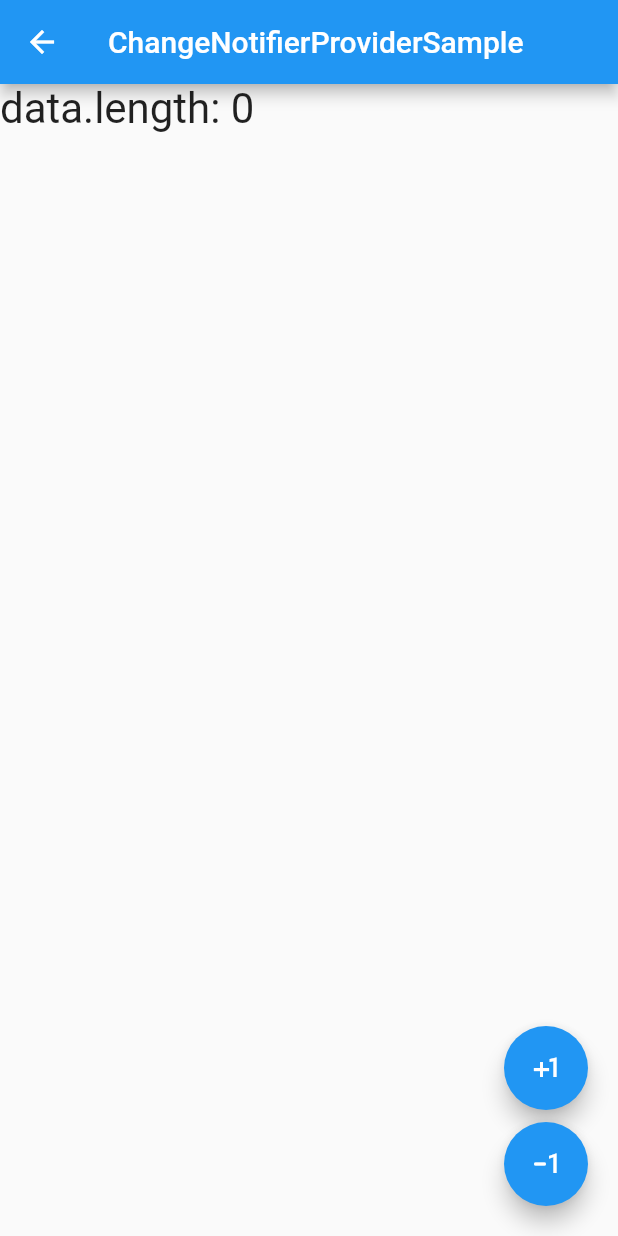
After one commit to ktakayama/RiverpodSample, a Flutter app: the ChangeNotifierProviderSample screen opened directly, after a tap on the "plus one" icon, after a tap on the "exposure minus 1" icon, on a phone screen of 412 x 824 dp. The commit adds this screen. Run offline on Flutter 3.47's test engine with Material 2 defaults, Android fonts, the phone set to English and light mode, and no system bars; our stand-ins replace flutter_riverpod.

Commit message:
add: ChangeNotifierProviderSample

```diff
--- /dev/null
+++ b/lib/change_notifier_provider.dart
@@ -0,0 +1,55 @@
+import 'package:flutter/material.dart';
+import 'package:flutter_riverpod/flutter_riverpod.dart';
+
+final dataListNotifierProvider =
+    ChangeNotifierProvider((_) => DataListNotifier());
+
+class DataListNotifier extends ChangeNotifier {
+  List<String> state = [];
+
+  void add(String text) {
+    state = [...state, text];
+    notifyListeners();
+  }
+
+  void remove(String text) {
+    state = [
+      for (final t in state)
+        if (t != text) t,
+    ];
+    notifyListeners();
+  }
+}
+
+class ChangeNotifierProviderSample extends ConsumerWidget {
+  const ChangeNotifierProviderSample({super.key});
+
+  @override
+  Widget build(BuildContext context, WidgetRef ref) {
+    final data = ref.watch(dataListNotifierProvider).state;
+    final notifier = ref.watch(dataListNotifierProvider.notifier);
+
+    return Scaffold(
+        appBar: AppBar(title: const Text('ChangeNotifierProviderSample')),
+        body: ListView(children: [
+          Text('data.length: ${data.length}', textScaleFactor: 2),
+          if (data.isNotEmpty)
+            Text('Latest: ${data.last}', textScaleFactor: 1.5),
+        ]),
+        floatingActionButton: Wrap(
+          direction: Axis.vertical,
+          children: [
+            FloatingActionButton(
+              onPressed: () => notifier.add(DateTime.now().toIso8601String()),
+              child: const Icon(Icons.plus_one),
+            ),
+            FloatingActionButton(
+              onPressed: () => notifier.remove(data[0]),
+              child: const Icon(Icons.exposure_minus_1_rounded),
+            ),
+          ]
+              .map((e) => Padding(padding: const EdgeInsets.all(4), child: e))
+              .toList(),
+        ));
+  }
+}
--- a/lib/main.dart
+++ b/lib/main.dart
@@ -1,5 +1,6 @@
 import 'package:flutter/material.dart';
 import 'package:flutter_riverpod/flutter_riverpod.dart';
+import 'package:riverpod_sample/change_notifier_provider.dart';
 import 'package:riverpod_sample/future_provider_sample.dart';
 import 'package:riverpod_sample/state_notifier_provider_sample.dart';
 import 'package:riverpod_sample/state_provider_sample.dart';
@@ -34,6 +35,8 @@ class SampleList extends StatelessWidget {
     var samples = {
       'StateProviderSample': () => const StateProviderSample(),
       'StateNotifierProviderSample': () => const StateNotifierProviderSample(),
+      'ChangeNotifierProviderSample': () =>
+          const ChangeNotifierProviderSample(),
       'FutureProviderSample': () => const FutureProviderSample(),
     };
     return Scaffold(
```
